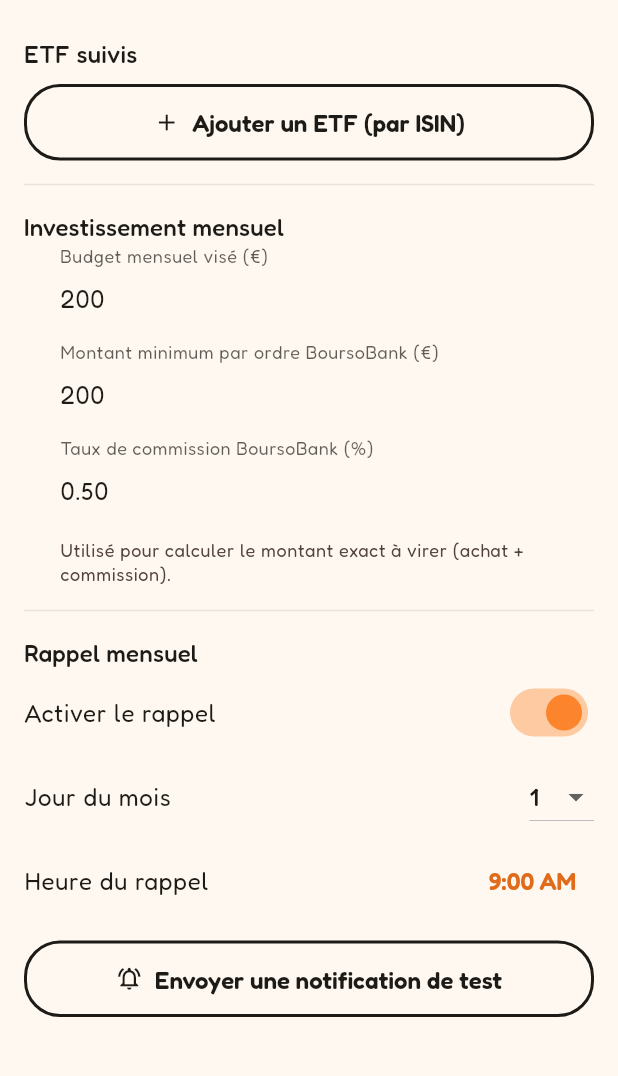
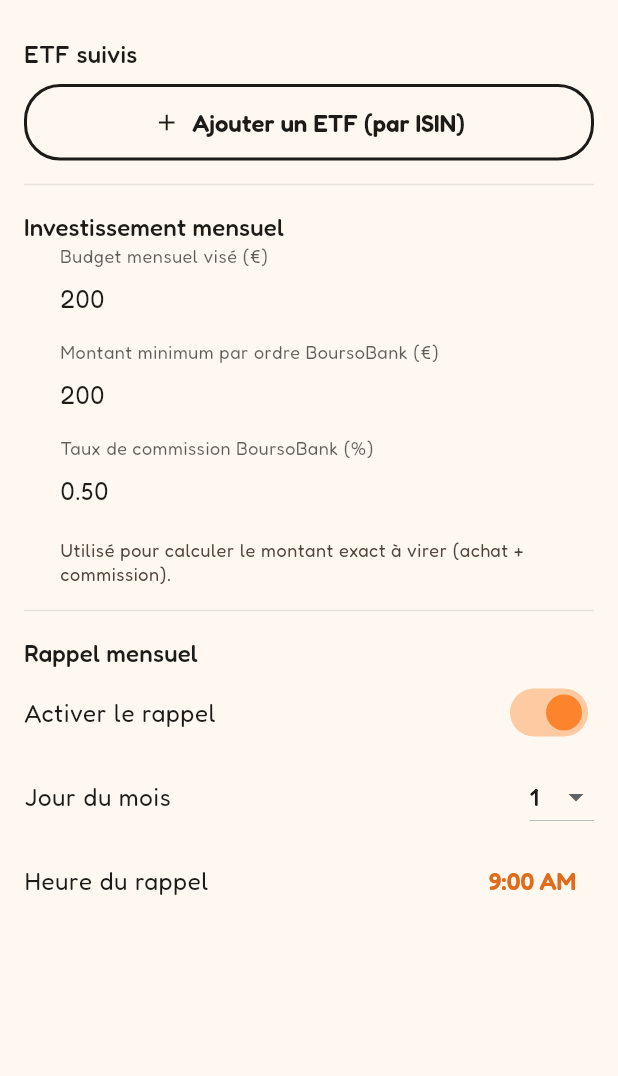
Before and after one commit to arthur2cs/etf, a Flutter app: the screen it shows after launch, swiped to page 3, on a phone screen of 412 x 824 dp, the part 72-1148 px from its top. Run offline on Flutter 3.47's test engine with Material 3 defaults, Android fonts, the phone set to English and light mode, and no system bars; our stand-ins replace fl_chart, flutter_local_notifications, flutter_timezone, google_fonts, google_sign_in, shared_preferences and 1 more; missing offline and left inert: googleapis.

Commit message:
Hide the test-notification button from Réglages
Keep NotificationService.showTestNotification() itself untouched — the
button is left commented out (with the now-unused import) so it's a quick
uncomment away if notifications need debugging again later.

Co-Authored-By: Claude Sonnet 5 <noreply@anthropic.com>
Claude-Session: https://claude.ai/code/session_01DaBUHdKBxbc4Y8GyCqzJpg

```diff
--- a/lib/screens/settings_screen.dart
+++ b/lib/screens/settings_screen.dart
@@ -1,7 +1,6 @@
 import 'package:flutter/material.dart';
 
 import '../models/etf.dart';
-import '../notification_service.dart';
 import '../services/portfolio_repository.dart';
 import '../theme/app_theme.dart';
 
@@ -188,15 +187,16 @@ class _SettingsScreenState extends State<SettingsScreen> {
             ),
           ),
         ),
-        if (repo.reminderEnabled) ...[
-          const SizedBox(height: 12),
-          OutlinedButton.icon(
-            icon: const Icon(Icons.notifications_active_outlined),
-            label: const Text('Envoyer une notification de test'),
-            onPressed: () =>
-                NotificationService.instance.showTestNotification(),
-          ),
-        ],
+        // Test-notification button removed from the UI —
+        // NotificationService.showTestNotification() is kept as-is so it's
+        // a re-add of the import below plus this button away from coming
+        // back if notifications need debugging again:
+        //   import '../notification_service.dart';
+        //   OutlinedButton.icon(
+        //     icon: const Icon(Icons.notifications_active_outlined),
+        //     label: const Text('Envoyer une notification de test'),
+        //     onPressed: () => NotificationService.instance.showTestNotification(),
+        //   ),
       ],
     );
   }
```
